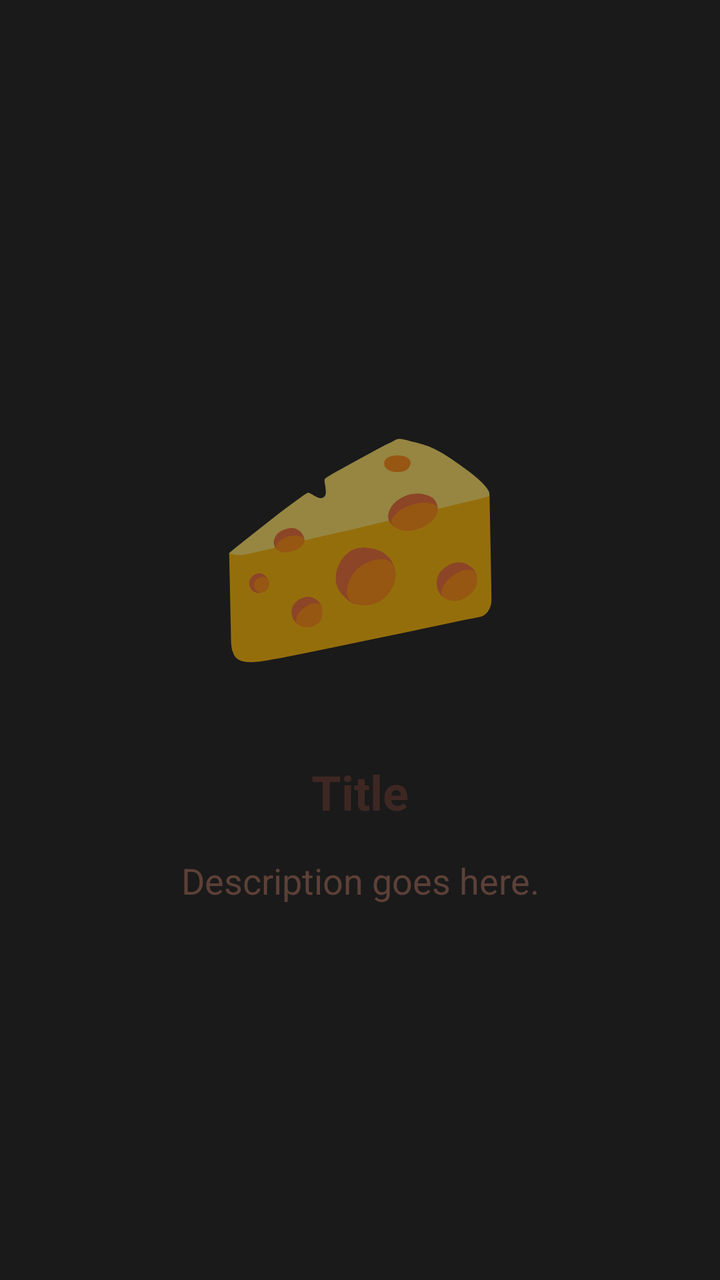
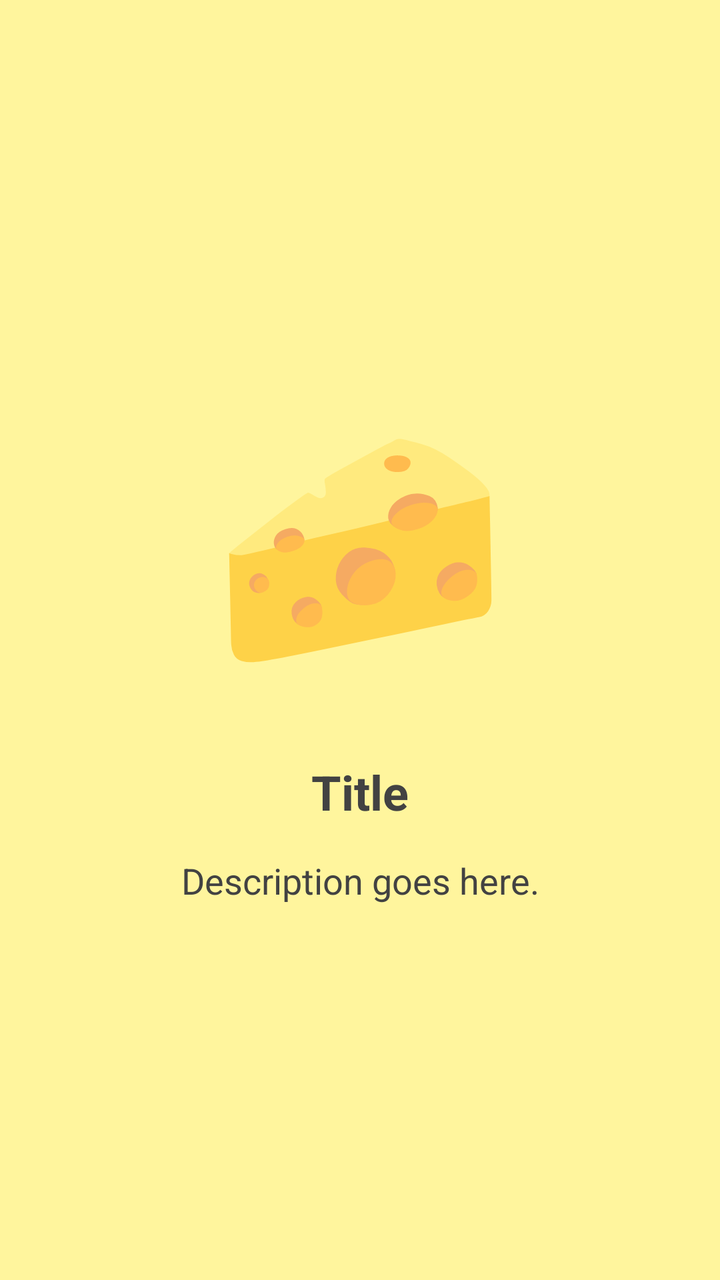

An Android layout rendered at two revisions. The XML below is the earlier revision; the diff shows what the commit changed to produce the second picture.
<!-- AndroidManifest.xml: application theme Theme.CheeseJiggler -->
<!-- res/layout/item_welcome_page.xml -->
<?xml version="1.0" encoding="utf-8"?>
<androidx.constraintlayout.widget.ConstraintLayout xmlns:android="http://schemas.android.com/apk/res/android"
    xmlns:app="http://schemas.android.com/apk/res-auto"
    android:layout_width="match_parent"
    android:layout_height="match_parent"
    android:padding="32dp">

    <TextView
        android:id="@+id/tvStepEmoji"
        android:layout_width="wrap_content"
        android:layout_height="wrap_content"
        android:text="🧀"
        android:textSize="120sp"
        app:layout_constraintBottom_toTopOf="@+id/tvStepTitle"
        app:layout_constraintEnd_toEndOf="parent"
        app:layout_constraintStart_toStartOf="parent"
        app:layout_constraintTop_toTopOf="parent"
        app:layout_constraintVertical_chainStyle="packed" />

    <TextView
        android:id="@+id/tvStepTitle"
        android:layout_width="0dp"
        android:layout_height="wrap_content"
        android:layout_marginTop="32dp"
        android:gravity="center"
        android:text="Title"
        android:textColor="#3E2723"
        android:textSize="24sp"
        android:textStyle="bold"
        app:layout_constraintBottom_toTopOf="@+id/tvStepDesc"
        app:layout_constraintEnd_toEndOf="parent"
        app:layout_constraintStart_toStartOf="parent"
        app:layout_constraintTop_toBottomOf="@+id/tvStepEmoji" />

    <TextView
        android:id="@+id/tvStepDesc"
        android:layout_width="0dp"
        android:layout_height="wrap_content"
        android:layout_marginTop="16dp"
        android:gravity="center"
        android:lineSpacingExtra="6dp"
        android:text="Description goes here."
        android:textColor="#5D4037"
        android:textSize="18sp"
        app:layout_constraintBottom_toBottomOf="parent"
        app:layout_constraintEnd_toEndOf="parent"
        app:layout_constraintStart_toStartOf="parent"
        app:layout_constraintTop_toBottomOf="@+id/tvStepTitle" />

</androidx.constraintlayout.widget.ConstraintLayout>
<!-- resources referenced by this layout -->
<resources>
  <style name="Theme.CheeseJiggler" parent="Theme.MaterialComponents.DayNight.NoActionBar">
          
          <item name="colorPrimary">@color/cheese_primary</item>
          <item name="colorPrimaryVariant">@color/cheese_primary_variant</item>
          <item name="colorOnPrimary">@color/cheese_text_on_primary</item>
  
          
          <item name="colorSecondary">@color/cheese_secondary</item>
          <item name="colorOnSecondary">@color/cheese_text_primary</item>
  
          
          <item name="android:windowBackground">@color/cheese_bg_dark</item>
          <item name="colorSurface">@color/cheese_surface_dark</item>
          <item name="colorOnSurface">@color/cheese_text_on_dark</item>
  
          
          <item name="android:statusBarColor">?attr/android:windowBackground</item>
          <item name="android:windowLightStatusBar" tools:targetApi="m">false</item>
      </style>
  <color name="cheese_primary">#FFB300</color>
  <color name="cheese_primary_variant">#FFA000</color>
  <color name="cheese_text_on_primary">#000000</color>
  <color name="cheese_secondary">#FFECB3</color>
  <color name="cheese_text_primary">#212121</color>
  <color name="cheese_bg_dark">#1A1A1A</color>
  <color name="cheese_surface_dark">#2D2D2D</color>
  <color name="cheese_text_on_dark">#E0E0E0</color>
</resources>

<!-- the commit's change to res/layout/item_welcome_page.xml (unified diff, before → after) -->
@@ -24,7 +24,7 @@
         android:layout_marginTop="32dp"
         android:gravity="center"
         android:text="Title"
-        android:textColor="#3E2723"
+        android:textColor="@color/app_on_surface"
         android:textSize="24sp"
         android:textStyle="bold"
         app:layout_constraintBottom_toTopOf="@+id/tvStepDesc"
@@ -40,7 +40,7 @@
         android:gravity="center"
         android:lineSpacingExtra="6dp"
         android:text="Description goes here."
-        android:textColor="#5D4037"
+        android:textColor="@color/app_on_surface"
         android:textSize="18sp"
         app:layout_constraintBottom_toBottomOf="parent"
         app:layout_constraintEnd_toEndOf="parent"
<!-- resource entries referenced after the edit -->
@@ -1,31 +1,31 @@
 <!-- resources referenced by this layout -->
 <resources>
+  <color name="app_on_surface">#424242</color>
   <style name="Theme.CheeseJiggler" parent="Theme.MaterialComponents.DayNight.NoActionBar">
           
           <item name="colorPrimary">@color/cheese_primary</item>
           <item name="colorPrimaryVariant">@color/cheese_primary_variant</item>
-          <item name="colorOnPrimary">@color/cheese_text_on_primary</item>
+          <item name="colorOnPrimary">@color/white</item>
   
           
-          <item name="colorSecondary">@color/cheese_secondary</item>
-          <item name="colorOnSecondary">@color/cheese_text_primary</item>
+          <item name="colorSecondary">@color/cheese_accent</item>
+          <item name="colorOnSecondary">@color/black</item>
   
           
-          <item name="android:windowBackground">@color/cheese_bg_dark</item>
-          <item name="colorSurface">@color/cheese_surface_dark</item>
-          <item name="colorOnSurface">@color/cheese_text_on_dark</item>
+          <item name="android:windowBackground">@color/app_background</item>
+          <item name="colorSurface">@color/app_surface</item>
+          <item name="colorOnSurface">@color/app_on_surface</item>
   
           
           <item name="android:statusBarColor">?attr/android:windowBackground</item>
-          <item name="android:windowLightStatusBar" tools:targetApi="m">false</item>
+          <item name="android:windowLightStatusBar">true</item>
       </style>
-  <color name="cheese_primary">#FFB300</color>
-  <color name="cheese_primary_variant">#FFA000</color>
-  <color name="cheese_text_on_primary">#000000</color>
-  <color name="cheese_secondary">#FFECB3</color>
-  <color name="cheese_text_primary">#212121</color>
-  <color name="cheese_bg_dark">#1A1A1A</color>
-  <color name="cheese_surface_dark">#2D2D2D</color>
-  <color name="cheese_text_on_dark">#E0E0E0</color>
+  <color name="cheese_primary">#FBC02D</color>
+  <color name="cheese_primary_variant">#F9A825</color>
+  <color name="white">#FFFFFFFF</color>
+  <color name="cheese_accent">#FDD835</color>
+  <color name="black">#FF000000</color>
+  <color name="app_background">#FFF59D</color>
+  <color name="app_surface">#FFF9C4</color>
 </resources>
 
